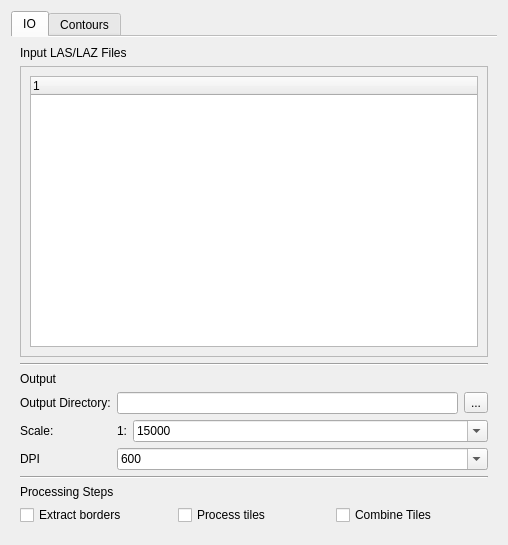
Trailblaze-Software/Blaze, file src/gui/config_editor.ui: the form before one commit.
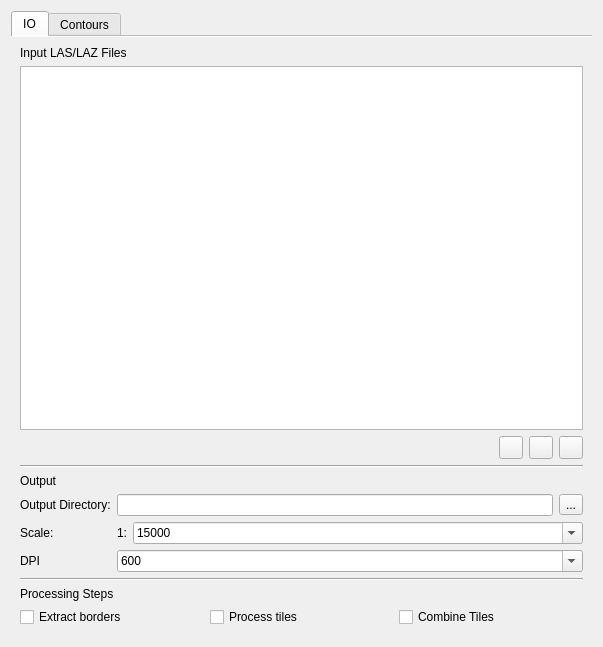
The form after the commit. Icons and pictures are not drawn.

```diff
--- a/src/gui/config_editor.ui
+++ b/src/gui/config_editor.ui
@@ -6,8 +6,8 @@
    <rect>
     <x>0</x>
     <y>0</y>
-    <width>508</width>
-    <height>545</height>
+    <width>603</width>
+    <height>647</height>
    </rect>
   </property>
   <layout class="QVBoxLayout">
@@ -53,27 +53,58 @@
         </widget>
        </item>
        <item>
-        <widget class="QScrollArea" name="scrollArea">
-         <property name="widgetResizable">
+        <widget class="QTreeWidget" name="treeWidget">
+         <property name="selectionMode">
+          <enum>QAbstractItemView::SelectionMode::MultiSelection</enum>
+         </property>
+         <property name="headerHidden">
           <bool>true</bool>
          </property>
-         <widget class="QWidget" name="scrollAreaWidgetContents">
-          <property name="geometry">
-           <rect>
-            <x>0</x>
-            <y>0</y>
-            <width>482</width>
-            <height>237</height>
-           </rect>
+         <column>
+          <property name="text">
+           <string notr="true">1</string>
           </property>
-          <layout class="QVBoxLayout" name="verticalLayout">
-           <item>
-            <widget class="QTreeWidget" name="treeWidget"/>
-           </item>
-          </layout>
-         </widget>
+         </column>
         </widget>
        </item>
+       <item>
+        <layout class="QHBoxLayout" name="horizontalLayout_2">
+         <item>
+          <spacer name="horizontalSpacer">
+           <property name="orientation">
+            <enum>Qt::Orientation::Horizontal</enum>
+           </property>
+           <property name="sizeHint" stdset="0">
+            <size>
+             <width>40</width>
+             <height>20</height>
+            </size>
+           </property>
+          </spacer>
+         </item>
+         <item>
+          <widget class="QToolButton" name="remove_las_button">
+           <property name="icon">
+            <iconset theme="list-remove"/>
+           </property>
+          </widget>
+         </item>
+         <item>
+          <widget class="QToolButton" name="add_las_button">
+           <property name="icon">
+            <iconset theme="list-add"/>
+           </property>
+          </widget>
+         </item>
+         <item>
+          <widget class="QToolButton" name="add_las_folder_button">
+           <property name="icon">
+            <iconset theme="folder-new"/>
+           </property>
+          </widget>
+         </item>
+        </layout>
+       </item>
        <item>
         <widget class="Line" name="line">
          <property name="orientation">
```
Left out of the diff: 2 changed lines with no effect on the pictures.
